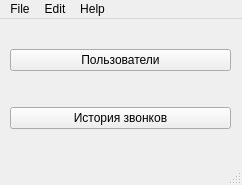
hyakkyy/callCenter, file src/lib/managermainwindow.ui: the form before one commit.
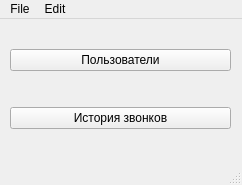
The form after the commit.

What changed in the file:
```diff
--- a/src/lib/managermainwindow.ui
+++ b/src/lib/managermainwindow.ui
@@ -73,12 +73,6 @@
     <addaction name="separator"/>
     <addaction name="actionExit"/>
    </widget>
-   <widget class="QMenu" name="menuHelp">
-    <property name="title">
-     <string>Help</string>
-    </property>
-    <addaction name="actionAbout"/>
-   </widget>
    <widget class="QMenu" name="menuEdit">
     <property name="title">
      <string>Edit</string>
@@ -88,7 +82,6 @@
    </widget>
    <addaction name="menuFile"/>
    <addaction name="menuEdit"/>
-   <addaction name="menuHelp"/>
   </widget>
   <widget class="QStatusBar" name="statusbar"/>
   <action name="actionExit">
```
Left out of the diff: 2 changed lines with no effect on the pictures.
